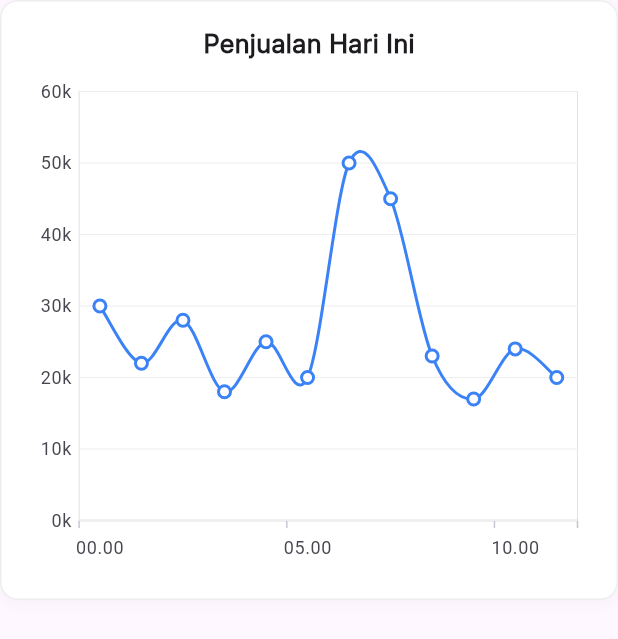
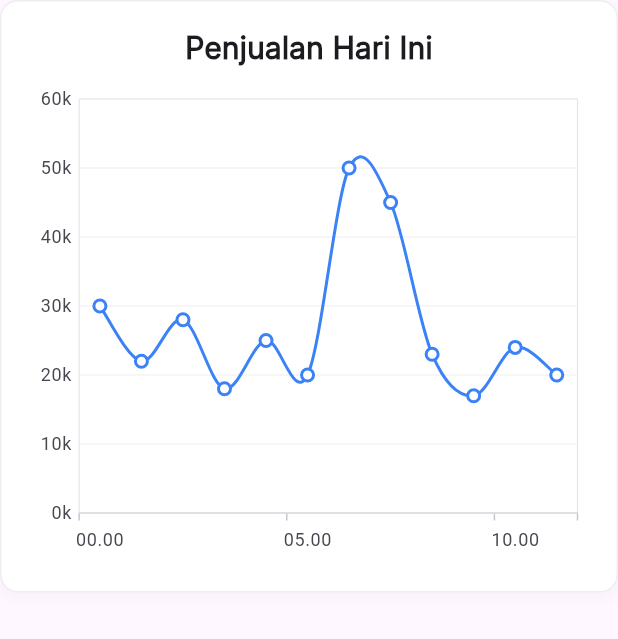
Before and after one commit to Meko-App/meko-poin, a Flutter app: the CardPenjualan widget shown alone on an empty page, opened directly, on a phone screen of 412 x 824 dp. Shown: the top 639 px of the screen. Run offline on Flutter 3.47's test engine with Material 3 defaults, Android fonts, the phone set to English and light mode, and no system bars; our stand-ins replace sqflite_common_ffi, syncfusion_flutter_charts; missing offline and left inert: window_manager; accounts and stored records are empty.

Commit message:
fix:ui card penjualan

```diff
--- a/lib/views/Dashboard/components/card/card_penjualan.dart
+++ b/lib/views/Dashboard/components/card/card_penjualan.dart
@@ -21,7 +21,7 @@ class CardPenjualan extends StatelessWidget {
       SalesData("03.00", 18000, 0),
       SalesData("04.00", 25000, 0),
       SalesData("05.00", 20000, 0),
-      SalesData("06.00", 50000, 24), // Contoh dengan tooltip spesial
+      SalesData("06.00", 50000, 24),
       SalesData("07.00", 45000, 0),
       SalesData("08.00", 23000, 0),
       SalesData("09.00", 17000, 0),
@@ -31,7 +31,7 @@ class CardPenjualan extends StatelessWidget {
 
     return Container(
       padding: const EdgeInsets.all(16),
-      height: 400,
+      height: 395,
       decoration: BoxDecoration(
         color: Colors.white,
         borderRadius: BorderRadius.circular(12),
@@ -52,7 +52,7 @@ class CardPenjualan extends StatelessWidget {
               'Penjualan Hari Ini',
               style: TextStyle(
                 fontWeight: FontWeight.w600,
-                fontSize: 17,
+                fontSize: 20,
                 fontFamily: 'Inter',
               ),
             ),
```
